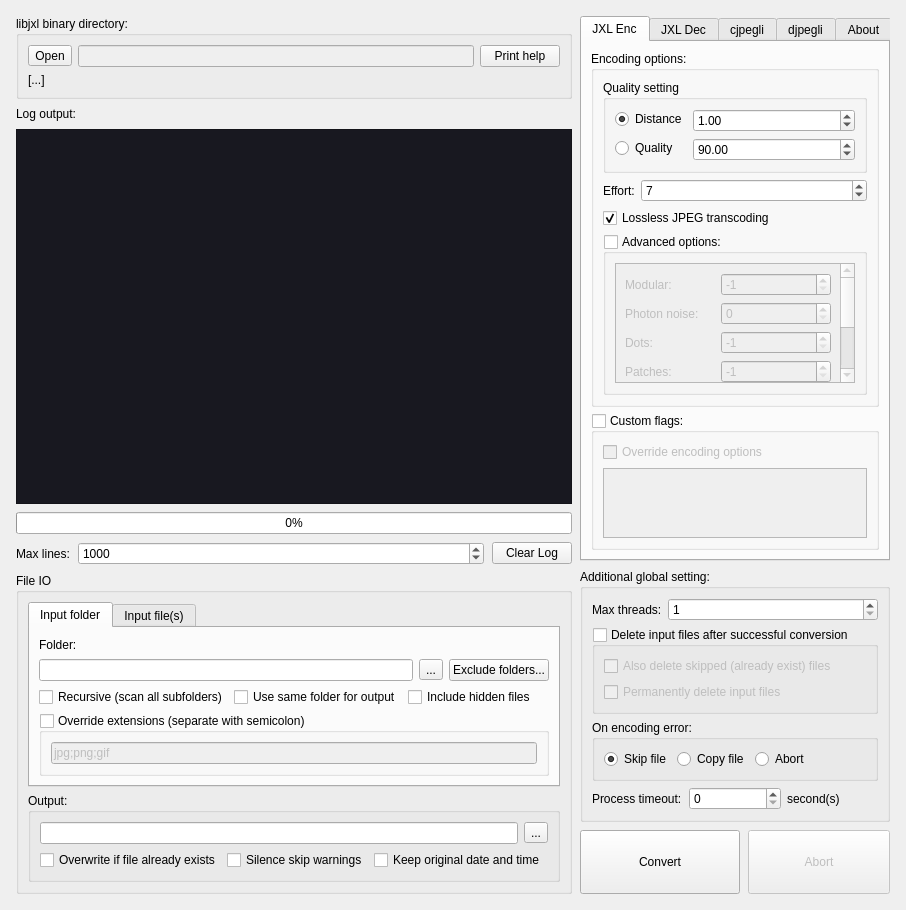
Above: mainwindow.ui from kampidh/jxl-batch-converter before the change. Below: the same form after it.
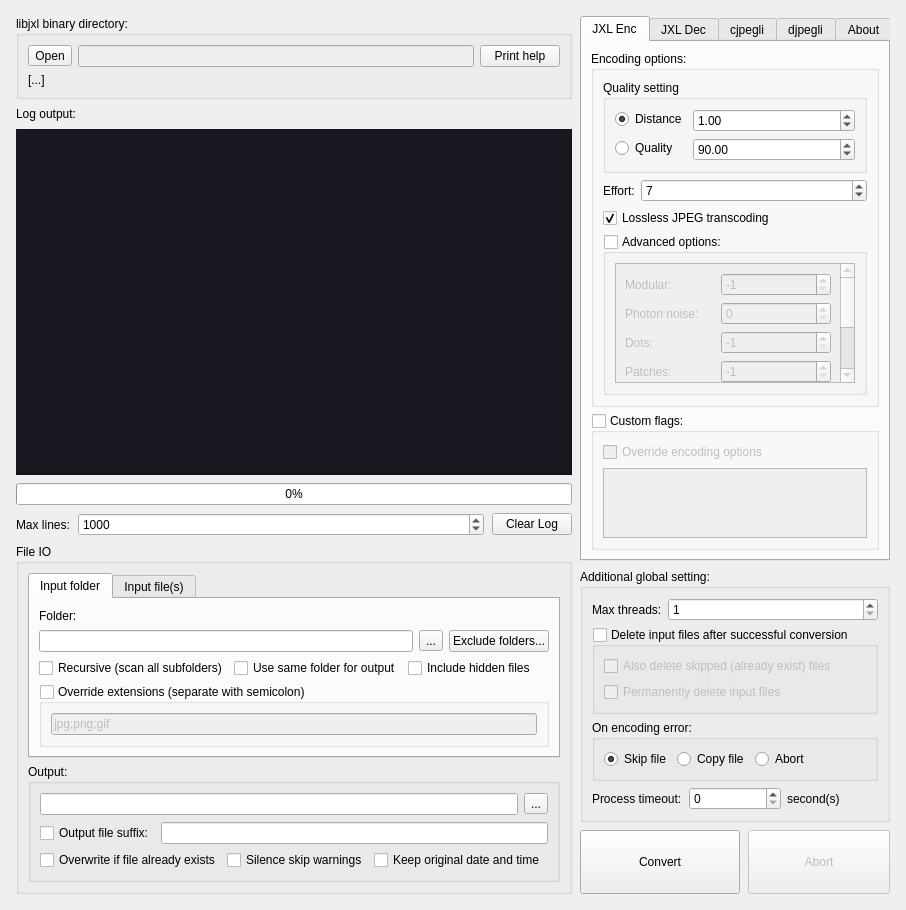
That is the form after the change.

Commit message:
Add option to add suffix to output file
Also add an option to add random 6 alphanumeric string as a suffix

Diff of the .ui file:
```diff
--- a/mainwindow.ui
+++ b/mainwindow.ui
@@ -435,6 +435,30 @@
               </item>
              </layout>
             </item>
+            <item>
+             <layout class="QHBoxLayout" name="horizontalLayout_12">
+              <property name="topMargin">
+               <number>1</number>
+              </property>
+              <item>
+               <widget class="QCheckBox" name="outSuffixChk">
+                <property name="text">
+                 <string>Output file suffix:</string>
+                </property>
+               </widget>
+              </item>
+              <item>
+               <widget class="QLineEdit" name="outSuffixLine">
+                <property name="toolTip">
+                 <string>&lt;html&gt;&lt;head/&gt;&lt;body&gt;&lt;p&gt;Add suffix to the output file:&lt;br&gt;{base file name}-{suffix}.{extension}&lt;/p&gt;&lt;p&gt;Extra options:&lt;br&gt;&lt;span style=&quot; font-weight:600;&quot;&gt;%rnd%&lt;/span&gt; - Generates random 6 alphanumeric string&lt;/p&gt;&lt;/body&gt;&lt;/html&gt;</string>
+                </property>
+                <property name="maxLength">
+                 <number>256</number>
+                </property>
+               </widget>
+              </item>
+             </layout>
+            </item>
             <item>
              <layout class="QHBoxLayout" name="horizontalLayout_6">
               <item>
```
Left out of the diff: 16 changed lines with no effect on the pictures. The commit also changes 3 other files.
